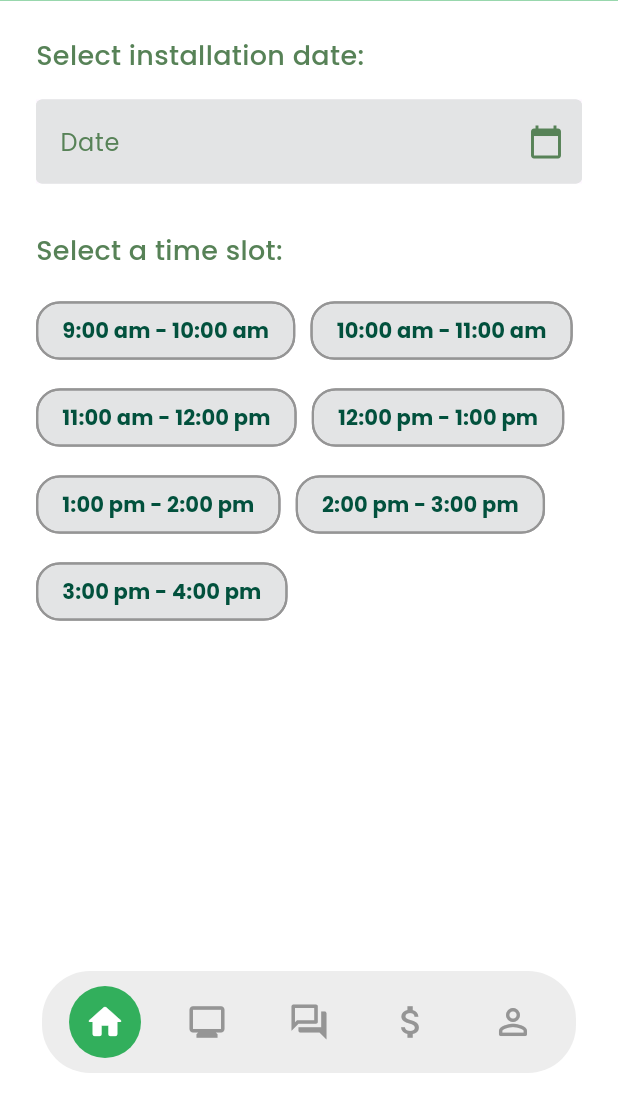
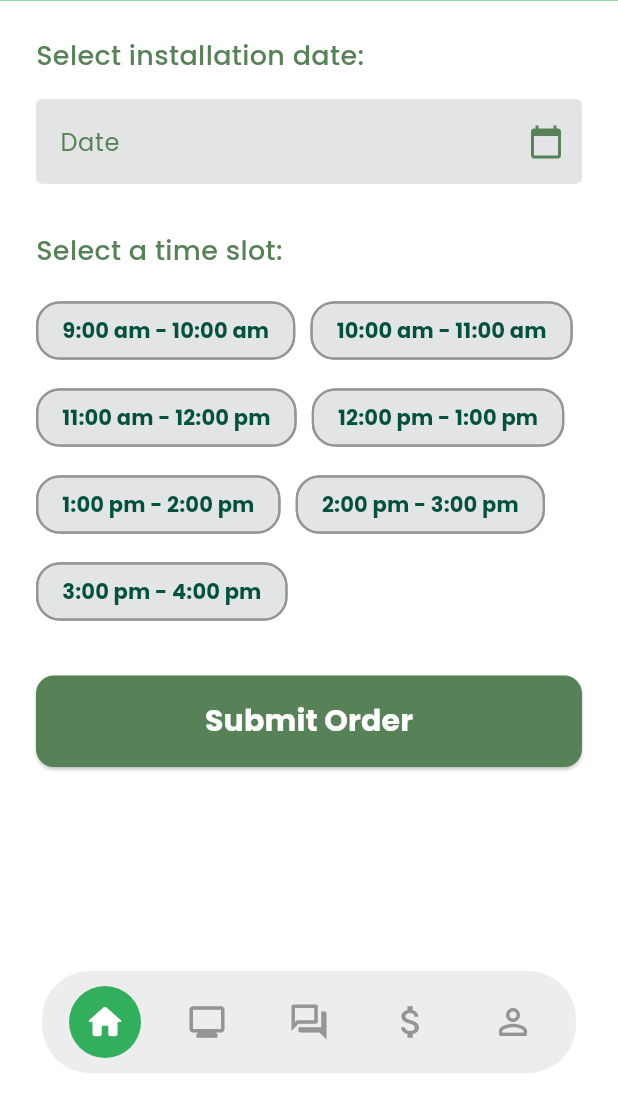
Before and after one commit to wemade-IoT/EcoGuardian-Mobile, a Flutter app: the InstallationScreen screen opened by its route, on a phone screen of 412 x 824 dp, the part 127-1236 px from its top. Run offline on Flutter 3.47's test engine with Material 3 defaults, Android fonts, the phone set to English and light mode, and no system bars; our stand-ins replace dio, get_it, go_router, google_fonts, logger, shared_preferences; accounts and stored records are empty; network calls fail.

Commit message:
feat(planning): implement backend

```diff
--- /dev/null
+++ b/lib/planning/domain/dto/order_request.dto.dart
@@ -0,0 +1,44 @@
+class OrderDetailDto {
+  final int deviceId;
+  final int quantity;
+  final double unitPrice;
+  final String description;
+  final double area;
+
+  OrderDetailDto({
+    required this.deviceId,
+    required this.quantity,
+    required this.unitPrice,
+    required this.description,
+    required this.area,
+  });
+
+  Map<String, dynamic> toJson() => {
+        'deviceId': deviceId,
+        'quantity': quantity,
+        'unitPrice': unitPrice,
+        'description': description,
+        'area': area,
+      };
+}
+
+class OrderRequestDto {
+  final String action;
+  final int consumerId;
+  final DateTime installationDate;
+  final List<OrderDetailDto> details;
+
+  OrderRequestDto({
+    required this.action,
+    required this.consumerId,
+    required this.installationDate,
+    required this.details,
+  });
+
+  Map<String, dynamic> toJson() => {
+        'action': action,
+        'consumerId': consumerId,
+        'installationDate': installationDate.toIso8601String(),
+        'details': details.map((d) => d.toJson()).toList(),
+      };
+}
--- /dev/null
+++ b/lib/planning/infrastructure/services/order.service.dart
@@ -0,0 +1,33 @@
+import 'package:dio/dio.dart';
+import 'package:ecoguardian/planning/domain/dto/order_request.dto.dart';
+import 'package:logger/logger.dart';
+import '../../../shared/interface/it/locators/logger_locator.dart';
+
+class OrderService {
+  final Dio _dio;
+  final Logger logger = getIt<Logger>();
+  static const BASE_URL = "http://10.0.2.2:9080/api/v1/";
+
+  OrderService() : _dio = Dio(BaseOptions(
+    baseUrl: BASE_URL,
+    headers: {
+      'Content-Type': 'application/json',
+      'Accept': 'application/json',
+    },
+  ));
+
+  Future<void> createOrder(OrderRequestDto request) async {
+    try {
+      await _dio.post("order", data: request.toJson());
+    } on DioException catch (e) {
+      final statusCode = e.response?.statusCode;
+      logger.log(
+        Level.error,
+        'Error while calling POST "+BASE_URL+order, status code: $statusCode, message: ${e.message}',
+      );
+      throw Exception('HTTP Error: $statusCode');
+    } catch (e) {
+      throw Exception("Unknown exception: $e");
+    }
+  }
+}
--- /dev/null
+++ b/lib/planning/interface/providers/order_provider.dart
@@ -0,0 +1,10 @@
+import 'package:ecoguardian/planning/domain/dto/order_request.dto.dart';
+import 'package:ecoguardian/planning/infrastructure/services/order.service.dart';
+import 'package:flutter/material.dart';
+
+class OrderProvider extends ChangeNotifier {
+  Future<void> createOrder(OrderRequestDto order) async {
+    final orderService = OrderService();
+    await orderService.createOrder(order);
+  }
+}
--- a/lib/planning/interface/screens/installation_screen.dart
+++ b/lib/planning/interface/screens/installation_screen.dart
@@ -1,5 +1,7 @@
 import 'package:flutter/material.dart';
 import 'package:ecoguardian/config/theme/app_theme.dart';
+import '../../domain/dto/order_request.dto.dart';
+import '../providers/order_provider.dart';
 import '../widgets/date_picker_field.dart';
 import '../widgets/available_time_slots_field.dart';
 
@@ -57,6 +59,51 @@ class _InstallationScreenState extends State<InstallationScreen> {
                   },
                 ),
               ),
+              const SizedBox(height: 32),
+              SizedBox(
+                width: double.infinity,
+                child: ElevatedButton(
+                  onPressed: () async {
+                    // TODO: Replace with actual values from the app
+                    final order = OrderRequestDto(
+                      action: 'plant',
+                      consumerId: 1, // Replace with actual consumerId
+                      installationDate: _selectedDate ?? DateTime.now(),
+                      details: [
+                        OrderDetailDto(
+                          deviceId: 1,
+                          quantity: 1,
+                          unitPrice: 100.0,
+                          description: '',
+                          area: 10.0,
+                        ),
+                      ],
+                    );
+                    try {
+                      final provider = OrderProvider();
+                      await provider.createOrder(order);
+                      ScaffoldMessenger.of(context).showSnackBar(
+                        const SnackBar(content: Text('Order created successfully!')),
+                      );
+                    } catch (e) {
+                      ScaffoldMessenger.of(context).showSnackBar(
+                        SnackBar(content: Text('Failed to create order: $e')),
+                      );
+                    }
+                  },
+                  style: ElevatedButton.styleFrom(
+                    backgroundColor: CustomColors.primary,
+                    padding: const EdgeInsets.symmetric(vertical: 16),
+                    shape: RoundedRectangleBorder(
+                      borderRadius: BorderRadius.circular(12.0),
+                    ),
+                  ),
+                  child: const Text(
+                    'Submit Order',
+                    style: TextStyle(fontSize: 20, color: Colors.white, fontWeight: FontWeight.bold),
+                  ),
+                ),
+              ),
             ],
           ),
         ),
```
